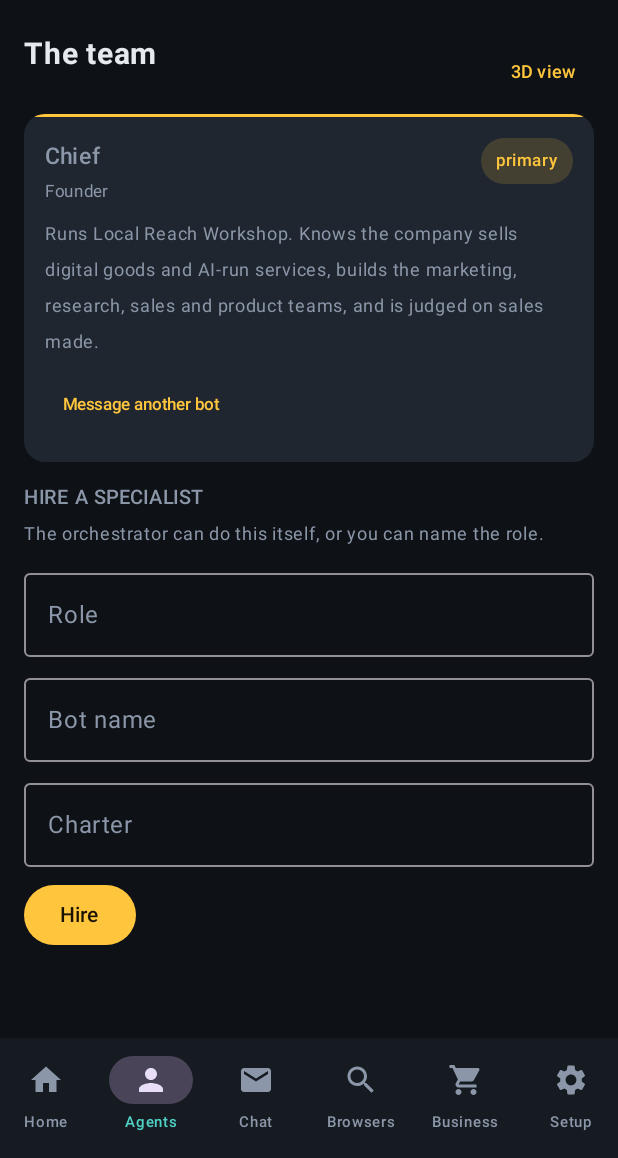
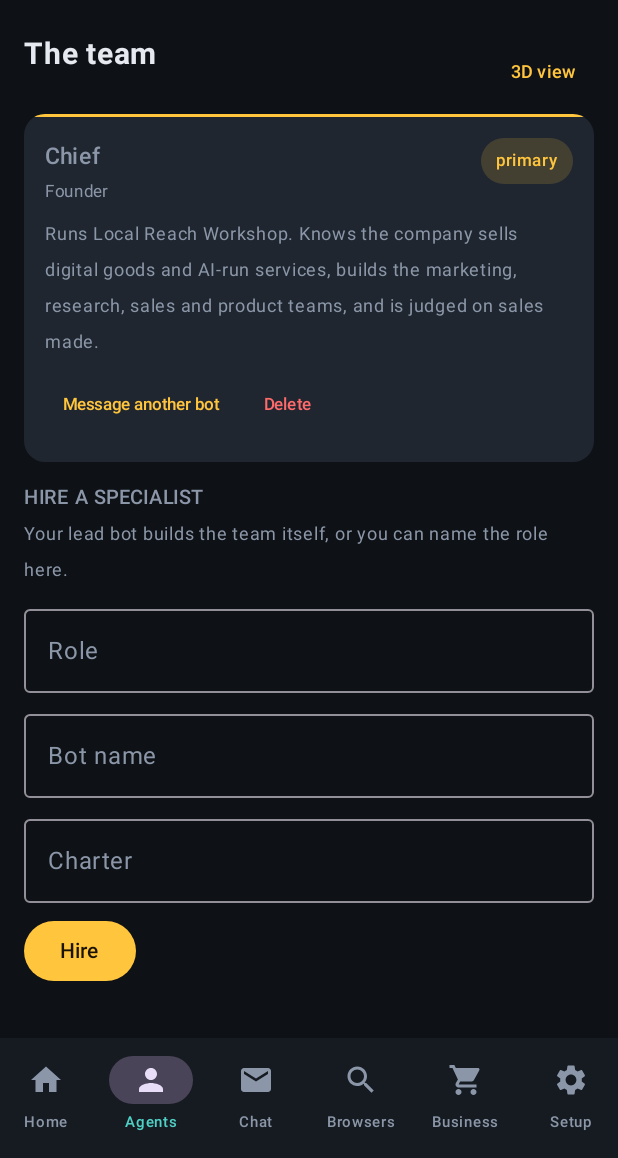
Before and after one commit to thatscorb98-create/hive-ai, an Android app built with Jetpack Compose: the screen it shows after launch (MainActivity), item 2 of the bottom bar chosen, on a phone screen of 412 x 824 dp, the part 78-1236 px from its top. Run offline under Robolectric (Android 15) with nearby library versions, the phone set to English and light mode, and no system bars; pictures from the network do not load.

Commit message:
feat(team): delete a bot and read progress from sales
Add a confirm-and-delete action on every agent, and replace the automation-rate tile with sales made and collected revenue.

Generated with Codebuff
Co-Authored-By: Codebuff <noreply@codebuff.com>

```diff
--- a/app/src/main/java/com/hive/agents/ui/screens/HomeScreen.kt
+++ b/app/src/main/java/com/hive/agents/ui/screens/HomeScreen.kt
@@ -33,7 +33,6 @@ import androidx.compose.ui.unit.sp
 import com.hive.agents.data.HiveState
 import com.hive.agents.data.MessageKind
 import com.hive.agents.data.ProspectStage
-import com.hive.agents.data.TaskStatus
 import com.hive.agents.ui.HiveCard
 import com.hive.agents.ui.Pill
 import com.hive.agents.ui.SectionHeader
@@ -61,13 +60,11 @@ fun HomeScreen(
 ) {
     var command by remember { mutableStateOf("") }
 
-    val won = state.prospects.filter { it.stage == ProspectStage.WON }
-    val revenueCents = won.sumOf { it.valueCents }
+    val sales = state.salesMade
+    val revenueCents = state.revenueCents
     val pipelineCents = state.prospects
         .filter { it.stage != ProspectStage.WON && it.stage != ProspectStage.LOST }
         .sumOf { it.valueCents }
-    val doneTasks = state.tasks.count { it.status == TaskStatus.DONE }
-    val automation = if (state.tasks.isEmpty()) 0 else doneTasks * 100 / state.tasks.size
     val activity = state.messages.sortedByDescending { it.createdAt }.take(6)
 
     LazyColumn(Modifier.fillMaxSize().padding(horizontal = 16.dp)) {
@@ -97,18 +94,28 @@ fun HomeScreen(
                     fontWeight = FontWeight.Bold
                 )
                 Spacer(Modifier.height(4.dp))
-                Text("Today's booked revenue", fontSize = 11.sp, color = TextDim)
+                Row(verticalAlignment = Alignment.Bottom) {
+                    Text("$sales", fontSize = 32.sp, fontWeight = FontWeight.Bold, color = Good)
+                    Text(
+                        "  sales made",
+                        fontSize = 13.sp,
+                        color = TextDim,
+                        modifier = Modifier.padding(bottom = 6.dp)
+                    )
+                }
                 Text(
-                    "$${"%.2f".format(revenueCents / 100.0)}",
-                    fontSize = 30.sp,
-                    fontWeight = FontWeight.Bold,
-                    color = Good
-                )
-                Text(
-                    "Pipeline ${"%.2f".format(pipelineCents / 100.0)} across ${state.prospects.size} leads",
+                    "$${"%.2f".format(revenueCents / 100.0)} collected - pipeline " +
+                        "$${"%.2f".format(pipelineCents / 100.0)} across ${state.prospects.size} leads",
                     fontSize = 11.sp,
                     color = TextDim
                 )
+                if (autopilot) {
+                    Text(
+                        "Shifts start when you open the app, then every 15 minutes.",
+                        fontSize = 10.sp,
+                        color = TextDim
+                    )
+                }
                 Spacer(Modifier.height(10.dp))
                 Row(horizontalArrangement = Arrangement.spacedBy(8.dp)) {
                     Button(onClick = onRunShift) {
@@ -124,7 +131,7 @@ fun HomeScreen(
                 Modifier.fillMaxWidth().padding(vertical = 6.dp),
                 horizontalArrangement = Arrangement.spacedBy(6.dp)
             ) {
-                MetricTile("Automation", "$automation%", Good, Modifier.weight(1f))
+                MetricTile("Sales", "$sales", Good, Modifier.weight(1f))
                 MetricTile("Bots", "${state.agents.size}", Teal, Modifier.weight(1f))
                 MetricTile("Products", "${state.products.size}", Amber, Modifier.weight(1f))
             }
--- a/app/src/main/java/com/hive/agents/ui/screens/TeamScreen.kt
+++ b/app/src/main/java/com/hive/agents/ui/screens/TeamScreen.kt
@@ -31,6 +31,7 @@ import com.hive.agents.ui.LabeledField
 import com.hive.agents.ui.Pill
 import com.hive.agents.ui.SectionHeader
 import com.hive.agents.ui.theme.Amber
+import com.hive.agents.ui.theme.Danger
 import com.hive.agents.ui.theme.Teal
 import com.hive.agents.ui.theme.TextDim
 
@@ -38,6 +39,7 @@ import com.hive.agents.ui.theme.TextDim
 fun TeamScreen(
     state: HiveState,
     onHire: (String, String, String) -> Unit,
+    onDelete: (String) -> Unit,
     onDm: (String, String, String) -> Unit,
     onOpenViz: () -> Unit
 ) {
@@ -48,6 +50,7 @@ fun TeamScreen(
     var dmFrom by remember { mutableStateOf<Agent?>(null) }
     var dmTo by remember { mutableStateOf<Agent?>(null) }
     var dmText by remember { mutableStateOf("") }
+    var pendingDelete by remember { mutableStateOf<Agent?>(null) }
 
     LazyColumn(Modifier.fillMaxSize().padding(horizontal = 16.dp)) {
         item {
@@ -79,12 +82,15 @@ fun TeamScreen(
                     TextButton(onClick = { dmFrom = agent; dmTo = state.agents.firstOrNull { it.id != agent.id } }) {
                         Text("Message another bot", fontSize = 11.sp)
                     }
+                    TextButton(onClick = { pendingDelete = agent }) {
+                        Text("Delete", fontSize = 11.sp, color = Danger)
+                    }
                 }
             }
         }
 
         item {
-            SectionHeader("HIRE A SPECIALIST", "The orchestrator can do this itself, or you can name the role.")
+            SectionHeader("HIRE A SPECIALIST", "Your lead bot builds the team itself, or you can name the role here.")
             LabeledField("Role", role) { role = it }
             Spacer(Modifier.height(6.dp))
             LabeledField("Bot name", name) { name = it }
@@ -96,6 +102,27 @@ fun TeamScreen(
                 role = ""; name = ""; charter = ""
             }) { Text("Hire") }
         }
+    }
+
+    if (pendingDelete != null) {
+        AlertDialog(
+            onDismissRequest = { pendingDelete = null },
+            title = { Text("Delete ${pendingDelete?.name}?", fontSize = 16.sp) },
+            text = {
+                Text(
+                    "This removes the bot and its memory. Its past messages stay in the chat. " +
+                        "If you delete the last bot, a fresh lead starts so the company keeps running.",
+                    fontSize = 13.sp
+                )
+            },
+            confirmButton = {
+                TextButton(onClick = {
+                    pendingDelete?.let { onDelete(it.id) }
+                    pendingDelete = null
+                }) { Text("Delete", color = Danger) }
+            },
+            dismissButton = { TextButton(onClick = { pendingDelete = null }) { Text("Cancel") } }
+        )
     }
 
     if (dmFrom != null) {
```
